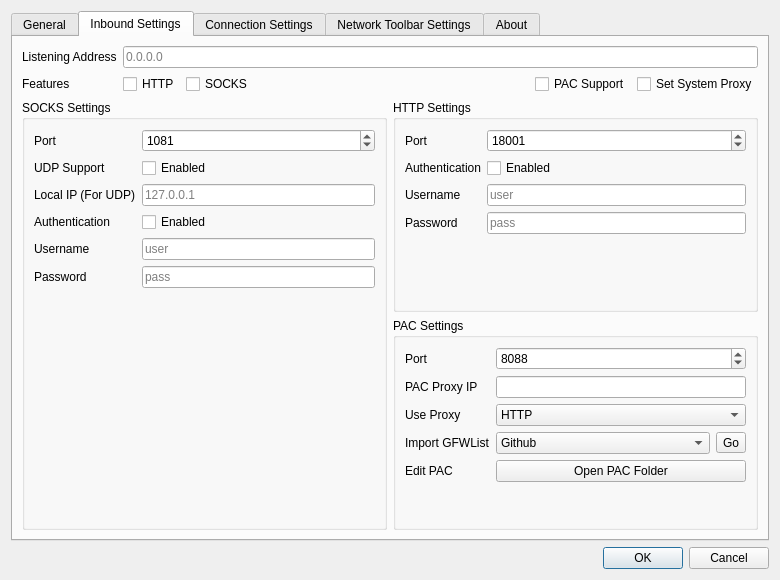
Before: the Qt Designer form src/ui/w_PrefrencesWindow.ui in darsvador/qvssr, drawn with Qt 5.
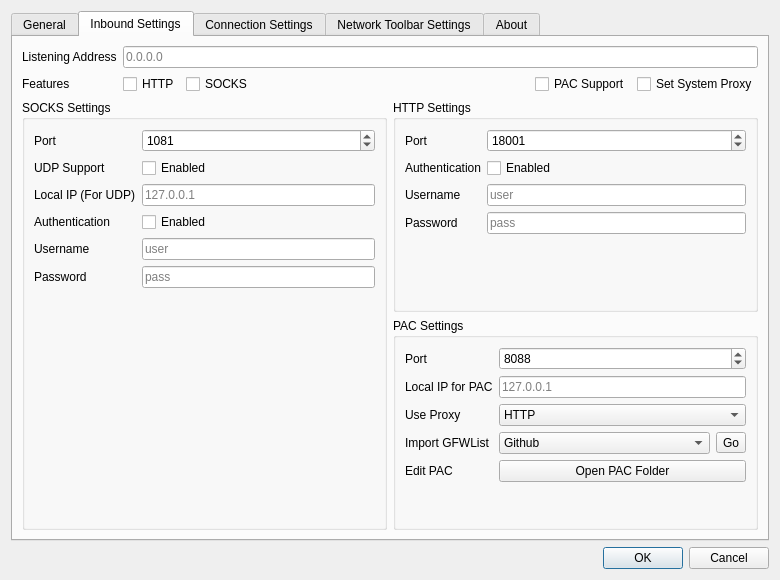
After: the same form once the commit is applied. The open tabs and pages were chosen to show the change. Icons and pictures are not drawn.

The edit to the form file:
```diff
--- a/src/ui/w_PrefrencesWindow.ui
+++ b/src/ui/w_PrefrencesWindow.ui
@@ -582,12 +582,16 @@
             <item row="1" column="0">
              <widget class="QLabel" name="label_56">
               <property name="text">
-               <string>PAC Proxy IP</string>
+               <string>Local IP for PAC</string>
               </property>
              </widget>
             </item>
             <item row="1" column="1">
-             <widget class="QLineEdit" name="pacProxyTxt"/>
+             <widget class="QLineEdit" name="pacProxyTxt">
+              <property name="placeholderText">
+               <string>127.0.0.1</string>
+              </property>
+             </widget>
             </item>
             <item row="2" column="0">
              <widget class="QLabel" name="label_63">
```
Left out of the diff: 6 changed lines with no effect on the pictures.
